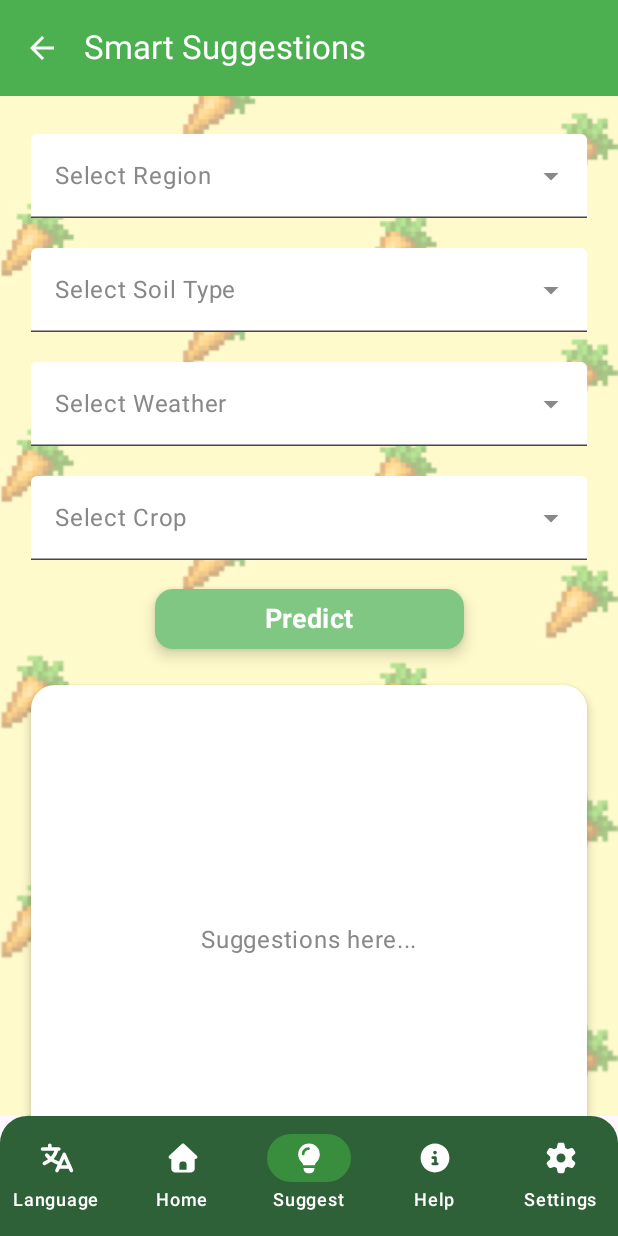
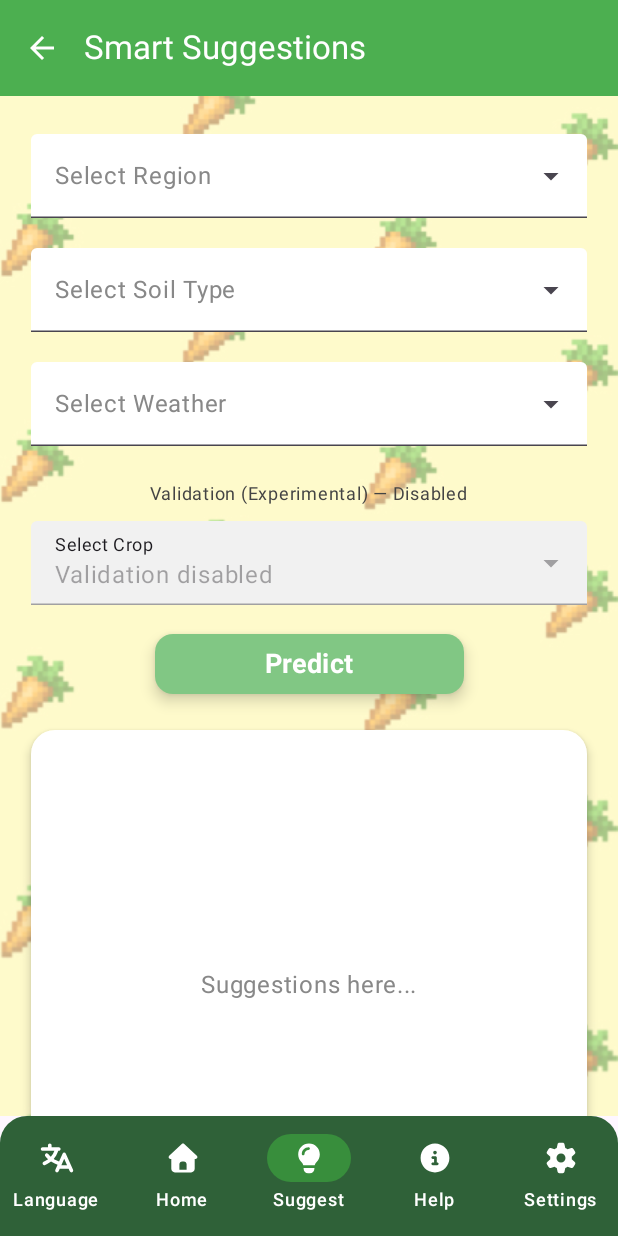
Before and after one commit to ameybhogle12/AgriCare, an Android app built with Jetpack Compose: the SmartSuggestions screen opened through its navigation route, on a phone screen of 412 x 824 dp. Run offline under Robolectric (Android 15) with nearby library versions, the phone set to English and light mode, and no system bars; our stand-ins replace accompanist; libraries missing offline, so code that uses them is left out: org.tensorflow.lite; 1 statement that could not run was skipped.

Commit message:
Small Changes - Amey

```diff
--- a/app/src/main/java/amey/bhogle/agricare/CropRecommender.kt
+++ b/app/src/main/java/amey/bhogle/agricare/CropRecommender.kt
@@ -185,9 +185,7 @@ class CropRecommender(private val context: Context) {
             labels[idx] to probabilities[idx]
         }
 
-        // 4. Post-Process (Recommendation OR Validation)
-
-        // In recommendation mode:
+// In recommendation mode:
         if (selectedValidationCrop.isNullOrEmpty()) {
             val predictedIndex = topIndices.firstOrNull() ?: return CropPrediction("Error", 0f, false, topResults)
             val confidence = probabilities[predictedIndex]
--- a/app/src/main/java/amey/bhogle/agricare/MainActivity.kt
+++ b/app/src/main/java/amey/bhogle/agricare/MainActivity.kt
@@ -20,7 +20,9 @@ import androidx.compose.foundation.layout.size
 import androidx.compose.foundation.layout.statusBarsPadding
 import androidx.compose.foundation.pager.HorizontalPager
 import androidx.compose.foundation.pager.rememberPagerState
+import androidx.compose.foundation.rememberScrollState
 import androidx.compose.foundation.shape.RoundedCornerShape
+import androidx.compose.foundation.verticalScroll
 import androidx.compose.material3.ButtonDefaults
 import androidx.compose.material3.ElevatedButton
 import androidx.compose.material3.Icon
@@ -66,7 +68,7 @@ class MainActivity : AppCompatActivity() {
 
                     SideEffect {
                         systemUiController.setStatusBarColor(
-                            color = Color(0xFF4CAF50), //same green as your header
+                            color = Color(0xFF2F6138), //same green as your header
                             darkIcons = useDarkIcons
                         )
                     }
@@ -126,12 +128,17 @@ fun HomeScreen(navController: NavController) {
             //UI Contents
             Column(modifier = Modifier
                 .fillMaxSize()
-                .zIndex(1f)) {
+                .zIndex(1f)
+                .verticalScroll(rememberScrollState())
+                .padding(bottom = 56.dp)
+            )
+
+            {
                 // Header Box for the App Title
                 Box(
                     modifier = Modifier
                         .fillMaxWidth()
-                        .background(Color(0xFF4CAF50))
+                        .background(Color(0xFF2F6138))
                         .padding(16.dp),
                     contentAlignment = Alignment.Center
                 ) {
@@ -273,6 +280,10 @@ fun NewsCarousel() {
             CarouselItem(0, R.drawable.farmingimg, "Agricultural news image 1"),
 
             CarouselItem(1, R.drawable.doctorimg, "Agricultural news image 2"),
+
+            CarouselItem(1, R.drawable.woman, "Agricultural news image 3"),
+
+            CarouselItem(1, R.drawable.bull, "Agricultural news image 4")
         )
     }
     // State for the pager, which tracks the current page
--- a/app/src/main/java/amey/bhogle/agricare/SmartSuggestions.kt
+++ b/app/src/main/java/amey/bhogle/agricare/SmartSuggestions.kt
@@ -48,10 +48,19 @@ import androidx.navigation.compose.rememberNavController
 fun SmartSuggestions(navController: NavController){
     val context = LocalContext.current
     val regionOptions = regionWeatherMap.keys.toList()
-    val soilOptions = soilTypeMap.keys.toList()
+    val soilOptionsAll = soilTypeMap.keys.toList()
     val weatherOptions = listOf("Kharif (Monsoon)", "Rabi (Winter)", "Zaid (Summer)")
     val cropOptions = listOf("Apple", "Banana", "Coffee", "Jute", "Mango", "Maize", "Orange", "Rice", "Wheat")
     val recommender = remember { CropRecommender(context) }
+
+    // region -> allowed soils map (tweak if you want different mappings)
+    val regionToSoils = mapOf(
+        "Himalayan Region (Cold)" to listOf("Alluvial Soil", "Red Soil"),
+        "Northern Plains (Hot/Cold)" to listOf("Alluvial Soil", "Black (Regur) Soil"),
+        "Deccan Plateau (Semi-Arid)" to listOf("Black (Regur) Soil", "Red Soil", "Laterite Soil"),
+        "Coastal South (Humid)" to listOf("Laterite Soil", "Red Soil", "Alluvial Soil"),
+        "Arid Zone (Rajasthan)" to listOf("Desert Soil", "Alluvial Soil")
+    )
 
     var selectedRegion by remember { mutableStateOf("") }
     var expandedRegion by remember { mutableStateOf(false) }
@@ -62,6 +71,8 @@ fun SmartSuggestions(navController: NavController){
     var selectedWeather by remember { mutableStateOf("") }
     var expandedWeather by remember { mutableStateOf(false) }
 
+    // validation disabled by default (experimental). Toggle manually if you want to demo validation.
+    var enableValidation by remember { mutableStateOf(false) }
     var selectedCrop by remember { mutableStateOf("") }
     var expandedCrop by remember { mutableStateOf(false) }
 
@@ -82,7 +93,8 @@ fun SmartSuggestions(navController: NavController){
             }
         }
     ) { innerPadding ->
-        Box(modifier = Modifier.fillMaxSize()
+        Box(modifier = Modifier
+            .fillMaxSize()
             .padding(innerPadding)
         ) {
             Image(
@@ -100,8 +112,7 @@ fun SmartSuggestions(navController: NavController){
             ) {
                 Spacer(modifier = Modifier.height(25.dp))
 
-
-                //Select Region Dropdown
+                // --- Region selector ---
                 ExposedDropdownMenuBox(
                     expanded = expandedRegion,
                     onExpandedChange = { expandedRegion = !expandedRegion }
@@ -119,10 +130,8 @@ fun SmartSuggestions(navController: NavController){
                             focusedContainerColor = Color.White,
                             unfocusedContainerColor = Color.White,
                             disabledContainerColor = Color.White,
-                            focusedLabelColor = Color(0xFF4CAF50), // Green when active
-                            unfocusedLabelColor = Color.Gray,
-                            focusedTrailingIconColor = Color(0xFF4CAF50),
-                            unfocusedTrailingIconColor = Color.Gray
+                            focusedLabelColor = Color(0xFF4CAF50),
+                            unfocusedLabelColor = Color.Gray
                         )
                     )
                     ExposedDropdownMenu(
@@ -135,6 +144,11 @@ fun SmartSuggestions(navController: NavController){
                                 onClick = {
                                     selectedRegion = region
                                     expandedRegion = false
+                                    // auto-select a soil allowed for this region if current soil is not in allowed list
+                                    val allowed = regionToSoils[region] ?: soilOptionsAll
+                                    if (!allowed.contains(selectedSoil)) {
+                                        selectedSoil = allowed.first()
+                                    }
                                 }
                             )
                         }
@@ -143,8 +157,7 @@ fun SmartSuggestions(navController: NavController){
 
                 Spacer(modifier = Modifier.height(20.dp))
 
-
-                // SOIL TYPE DROPDOWN
+                // --- Soil selector (filtered by region) ---
                 ExposedDropdownMenuBox(
                     expanded = expandedSoil,
                     onExpandedChange = { expandedSoil = !expandedSoil }
@@ -162,17 +175,16 @@ fun SmartSuggestions(navController: NavController){
                             focusedContainerColor = Color.White,
                             unfocusedContainerColor = Color.White,
                             disabledContainerColor = Color.White,
-                            focusedLabelColor = Color(0xFF4CAF50), // Green when active
-                            unfocusedLabelColor = Color.Gray,
-                            focusedTrailingIconColor = Color(0xFF4CAF50),
-                            unfocusedTrailingIconColor = Color.Gray
+                            focusedLabelColor = Color(0xFF4CAF50),
+                            unfocusedLabelColor = Color.Gray
                         )
                     )
                     ExposedDropdownMenu(
                         expanded = expandedSoil,
                         onDismissRequest = { expandedSoil = false }
                     ) {
-                        soilOptions.forEach { soil ->
+                        val allowedSoils = regionToSoils[selectedRegion] ?: soilOptionsAll
+                        allowedSoils.forEach { soil ->
                             DropdownMenuItem(
                                 text = { Text(soil) },
                                 onClick = {
@@ -186,7 +198,7 @@ fun SmartSuggestions(navController: NavController){
 
                 Spacer(modifier = Modifier.height(20.dp))
 
-                // WEATHER DROPDOWN
+                // --- Weather selector ---
                 ExposedDropdownMenuBox(
                     expanded = expandedWeather,
                     onExpandedChange = { expandedWeather = !expandedWeather }
@@ -204,10 +216,8 @@ fun SmartSuggestions(navController: NavController){
                             focusedContainerColor = Color.White,
                             unfocusedContainerColor = Color.White,
                             disabledContainerColor = Color.White,
-                            focusedLabelColor = Color(0xFF4CAF50), // Green when active
-                            unfocusedLabelColor = Color.Gray,
-                            focusedTrailingIconColor = Color(0xFF4CAF50),
-                            unfocusedTrailingIconColor = Color.Gray
+                            focusedLabelColor = Color(0xFF4CAF50),
+                            unfocusedLabelColor = Color.Gray
                         )
                     )
                     ExposedDropdownMenu(
@@ -228,13 +238,20 @@ fun SmartSuggestions(navController: NavController){
 
                 Spacer(modifier = Modifier.height(20.dp))
 
-                // Crop Dropdown
+                // --- Validation toggle & Crop selector (disabled unless toggled) ---
+                Text(
+                    text = if (enableValidation) "Validation (Experimental) — Enabled" else "Validation (Experimental) — Disabled",
+                    fontSize = 12.sp,
+                    color = if (enableValidation) Color(0xFF4CAF50) else Color.DarkGray,
+                    modifier = Modifier.padding(bottom = 6.dp)
+                )
+
                 ExposedDropdownMenuBox(
                     expanded = expandedCrop,
-                    onExpandedChange = { expandedCrop = !expandedCrop }
+                    onExpandedChange = { if (enableValidation) expandedCrop = !expandedCrop }
                 ) {
                     TextField(
-                        value = selectedCrop,
+                        value = if (enableValidation) selectedCrop else "Validation disabled",
                         onValueChange = {},
                         readOnly = true,
                         label = { Text(stringResource(R.string.select_crop)) },
@@ -242,16 +259,16 @@ fun SmartSuggestions(navController: NavController){
                         modifier = Modifier
                             .menuAnchor(MenuAnchorType.PrimaryNotEditable, enabled = true)
                             .fillMaxWidth(0.9f),
+                        enabled = enableValidation,
                         colors = ExposedDropdownMenuDefaults.textFieldColors(
                             focusedContainerColor = Color.White,
-                            unfocusedContainerColor = Color.White,
-                            disabledContainerColor = Color.White,
-                            focusedLabelColor = Color(0xFF4CAF50), // Green when active
-                            unfocusedLabelColor = Color.Gray,
-                            focusedTrailingIconColor = Color(0xFF4CAF50),
-                            unfocusedTrailingIconColor = Color.Gray
+                            unfocusedContainerColor = Color(0xFFF1F1F1),
+                            disabledContainerColor = Color(0xFFF1F1F1),
+                            focusedLabelColor = Color(0xFF4CAF50),
+                            unfocusedLabelColor = Color.Gray
                         )
                     )
+                    if (enableValidation) {
                         ExposedDropdownMenu(
                             expanded = expandedCrop,
                             onDismissRequest = { expandedCrop = false }
@@ -267,41 +284,54 @@ fun SmartSuggestions(navController: NavController){
                             }
                         }
                     }
+                }
 
                 Spacer(modifier = Modifier.height(15.dp))
-                //Predict Button
+
+                // Predict Button
                 ElevatedButton(
                     onClick = {
-
                         if (!recommender.isInitialised) {
                             predictionResultText = "ERROR: AI model files failed to load. Check your assets folder!"
                             predictionResultColor = Color.Red
+                            return@ElevatedButton
                         }
-                        else if (selectedRegion.isNotEmpty() && selectedSoil.isNotEmpty() && selectedWeather.isNotEmpty()) {
+                        if (selectedRegion.isEmpty() || selectedSoil.isEmpty() || selectedWeather.isEmpty()) {
+                            predictionResultText = "Please select Region, Soil, and Season to predict."
+                            predictionResultColor = Color.Red
+                            return@ElevatedButton
+                        }
+
                         val prediction = recommender.getPrediction(
                             selectedRegion,
                             selectedSoil,
                             selectedWeather,
-                                selectedCrop.ifEmpty { null } // Pass null if 'Check Crop' is empty
+                            if (enableValidation) selectedCrop.ifEmpty { null } else null
                         )
 
-                            // Update UI based on the prediction result
+                        if (enableValidation && selectedCrop.isNotEmpty()) {
                             val confidencePercent = prediction.confidence * 100
-
-                            predictionResultText = if (selectedCrop.isNotEmpty()) {
-                                // Validation Mode Output
                             val viability = if (prediction.isRecommended) "Viable" else "Not Recommended"
                             predictionResultColor = if (prediction.isRecommended) Color(0xFF4CAF50) else Color.Red
-                                "VIABILITY CHECK for ${prediction.predictedCrop}:\nConfidence: ${confidencePercent.toFormattedString()}%\nResult: $viability"
+                            predictionResultText = "VIABILITY CHECK for ${prediction.predictedCrop}:\nConfidence: ${confidencePercent.toFormattedString()}%\nResult: $viability\n\nTop suggestions:\n" +
+                                    prediction.topResults.joinToString("\n") { "${it.first}: ${ (it.second*100).toFormattedString() }%" }
                         } else {
-                                // Recommendation Mode Output
+                            // Recommendation Mode: show top-3 prominently
+                            val top = prediction.topResults
+                            val main = prediction.predictedCrop
+                            val mainConf = prediction.confidence * 100
                             predictionResultColor = Color.Black
-                                "RECOMMENDED CROP:\n${prediction.predictedCrop}\nConfidence: ${confidencePercent.toFormattedString()}%"
+                            predictionResultText = buildString {
+                                append("RECOMMENDED CROP:\n")
+                                append("$main\nConfidence: ${mainConf.toFormattedString()}%\n\n")
+                                append("Top suggestions:\n")
+                                top.forEach { (label, prob) ->
+                                    append("${label}: ${(prob*100).toFormattedString()}%\n")
                                 }
-                        } else {
-                            // Error message if fields are missing
-                            predictionResultText = "Please select Region, Soil, and Season to predict."
-                            predictionResultColor = Color.Red
+                                if (!enableValidation) {
+                                    append("\nNote: Validation is experimental and currently disabled.")
+                                }
+                            }
                         }
                     },
                     modifier = Modifier.fillMaxWidth(0.5f),
```
Also changed, not shown: app/src/main/res/drawable/bull.jpg (added), app/src/main/res/drawable/woman.jpeg (added). Lines whose indentation alone changed are shown as unchanged.
